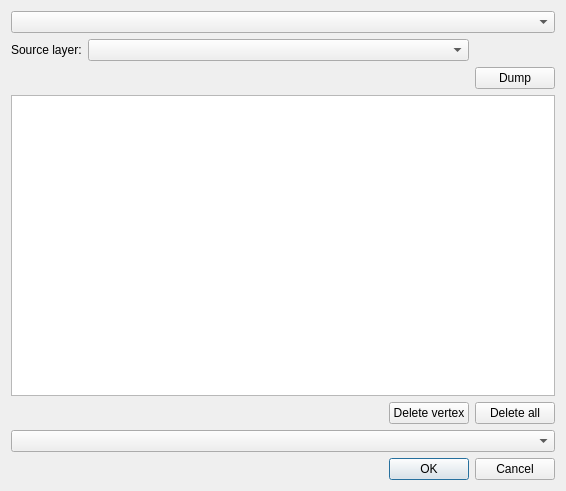
First picture: the form in Tachy2GIS_dialog_base.ui, repository Archaeological-Museum-Hamburg/Tachy2GIS, before the edit.
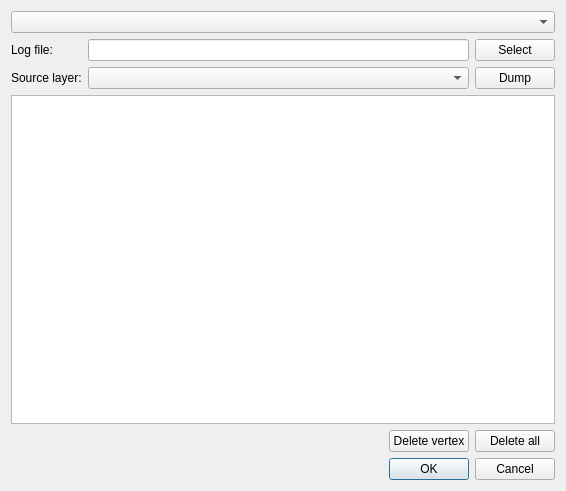
Second picture: the form after the edit. Custom widgets are drawn as their Qt base class.

What changed in the file:
```diff
--- a/Tachy2GIS_dialog_base.ui
+++ b/Tachy2GIS_dialog_base.ui
@@ -58,15 +58,15 @@
    <item row="5" column="0">
     <layout class="QHBoxLayout" name="horizontalLayout">
      <item>
-      <layout class="QGridLayout" name="gridLayout_2" rowstretch="0,0,0,0" columnstretch="0,1,0">
-       <item row="0" column="0">
+      <layout class="QGridLayout" name="gridLayout_2" rowstretch="0,0,0,0,0,0" columnstretch="0,1,0">
+       <item row="5" column="0">
         <widget class="QLabel" name="label_3">
          <property name="text">
           <string>Source layer:</string>
          </property>
         </widget>
        </item>
-       <item row="3" column="2">
+       <item row="5" column="2">
         <widget class="QPushButton" name="dumpButton">
          <property name="maximumSize">
           <size>
@@ -79,17 +79,35 @@
          </property>
         </widget>
        </item>
-       <item row="0" column="1">
+       <item row="3" column="0">
+        <widget class="QLabel" name="label">
+         <property name="text">
+          <string>Log file:</string>
+         </property>
+        </widget>
+       </item>
+       <item row="3" column="2">
+        <widget class="QPushButton" name="logFileButton">
+         <property name="text">
+          <string>Select</string>
+         </property>
+        </widget>
+       </item>
+       <item row="5" column="1">
         <widget class="QgsMapLayerComboBox" name="sourceLayerComboBox"/>
        </item>
+       <item row="3" column="1">
+        <widget class="QLineEdit" name="logFileEdit">
+         <property name="readOnly">
+          <bool>true</bool>
+         </property>
+        </widget>
+       </item>
       </layout>
      </item>
     </layout>
    </item>
    <item row="8" column="0">
-    <widget class="QgsFieldComboBox" name="mFieldComboBox"/>
-   </item>
-   <item row="9" column="0">
     <widget class="QDialogButtonBox" name="button_box">
      <property name="orientation">
       <enum>Qt::Horizontal</enum>
@@ -105,11 +123,6 @@
   </layout>
  </widget>
  <customwidgets>
-  <customwidget>
-   <class>QgsFieldComboBox</class>
-   <extends>QComboBox</extends>
-   <header>qgsfieldcombobox.h</header>
-  </customwidget>
   <customwidget>
    <class>QgsMapLayerComboBox</class>
    <extends>QComboBox</extends>
```
